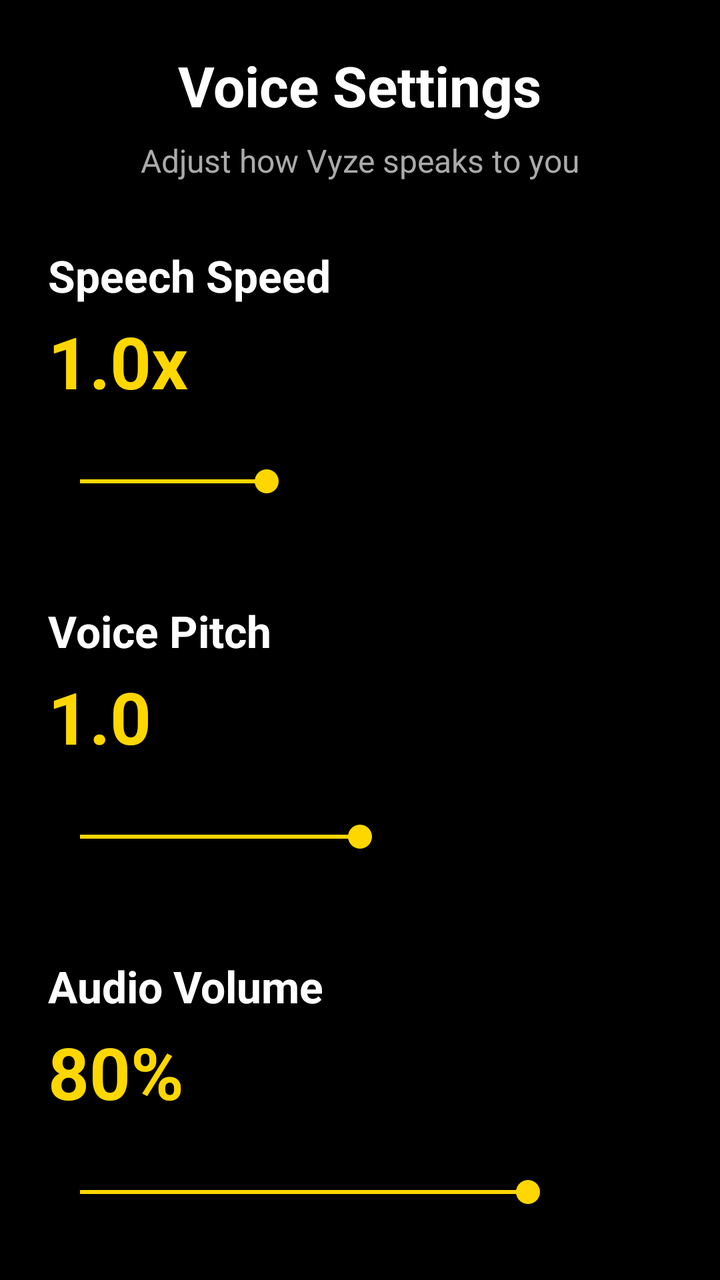
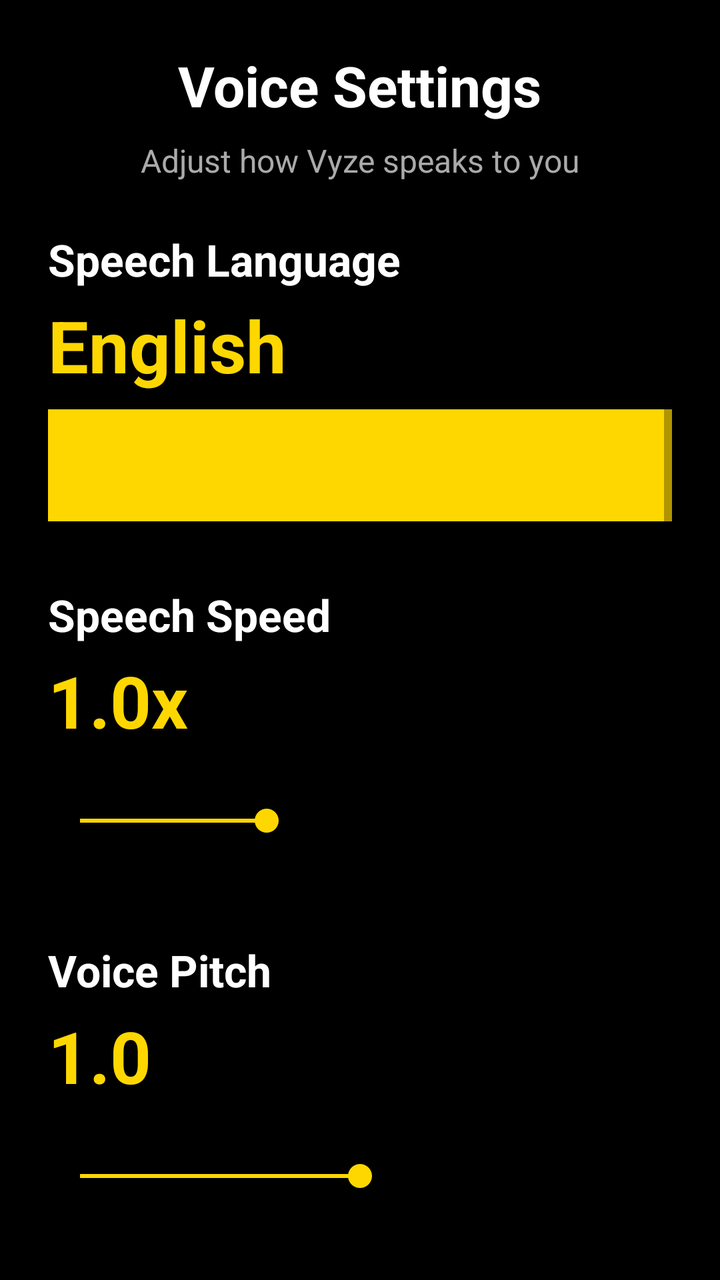

Two renders of the same Android screen: before a commit and after it. Below are the layout's source before the change and the commit's diff.
<!-- AndroidManifest.xml: fallback theme Theme.MaterialComponents.DayNight.NoActionBar -->
<!-- res/layout/fragment_tts_settings.xml -->
<?xml version="1.0" encoding="utf-8"?>
<ScrollView xmlns:android="http://schemas.android.com/apk/res/android"
    xmlns:app="http://schemas.android.com/apk/res-auto"
    android:layout_width="match_parent"
    android:layout_height="match_parent"
    android:background="@android:color/black"
    android:padding="24dp"
    android:fillViewport="true">

    <LinearLayout
        android:layout_width="match_parent"
        android:layout_height="wrap_content"
        android:orientation="vertical"
        android:gravity="center_horizontal">

        
        <TextView
            android:layout_width="wrap_content"
            android:layout_height="wrap_content"
            android:text="Voice Settings"
            android:textSize="28sp"
            android:textStyle="bold"
            android:textColor="@android:color/white"
            android:layout_marginBottom="8dp"
            android:importantForAccessibility="yes"
            android:labelFor="@id/slider_speech_rate" />

        <TextView
            android:layout_width="wrap_content"
            android:layout_height="wrap_content"
            android:text="Adjust how Vyze speaks to you"
            android:textSize="16sp"
            android:textColor="#AAAAAA"
            android:layout_marginBottom="32dp" />

        
        <TextView
            android:id="@+id/label_speech_rate"
            android:layout_width="match_parent"
            android:layout_height="wrap_content"
            android:text="Speech Speed"
            android:textSize="22sp"
            android:textStyle="bold"
            android:textColor="@android:color/white"
            android:layout_marginBottom="4dp" />

        <TextView
            android:id="@+id/value_speech_rate"
            android:layout_width="match_parent"
            android:layout_height="wrap_content"
            android:text="1.0x"
            android:textSize="36sp"
            android:textStyle="bold"
            android:textColor="#FFD700"
            android:layout_marginBottom="8dp" />

        <SeekBar
            android:id="@+id/slider_speech_rate"
            android:layout_width="match_parent"
            android:layout_height="56dp"
            android:max="150"
            android:progress="50"
            android:progressTint="#FFD700"
            android:thumbTint="#FFD700"
            android:minHeight="48dp"
            android:contentDescription="Speech speed slider, current value 1.0"
            android:layout_marginBottom="32dp" />

        
        <TextView
            android:id="@+id/label_pitch"
            android:layout_width="match_parent"
            android:layout_height="wrap_content"
            android:text="Voice Pitch"
            android:textSize="22sp"
            android:textStyle="bold"
            android:textColor="@android:color/white"
            android:layout_marginBottom="4dp" />

        <TextView
            android:id="@+id/value_pitch"
            android:layout_width="match_parent"
            android:layout_height="wrap_content"
            android:text="1.0"
            android:textSize="36sp"
            android:textStyle="bold"
            android:textColor="#FFD700"
            android:layout_marginBottom="8dp" />

        <SeekBar
            android:id="@+id/slider_pitch"
            android:layout_width="match_parent"
            android:layout_height="56dp"
            android:max="100"
            android:progress="50"
            android:progressTint="#FFD700"
            android:thumbTint="#FFD700"
            android:minHeight="48dp"
            android:contentDescription="Voice pitch slider, current value 1.0"
            android:layout_marginBottom="32dp" />

        
        <TextView
            android:id="@+id/label_volume"
            android:layout_width="match_parent"
            android:layout_height="wrap_content"
            android:text="Audio Volume"
            android:textSize="22sp"
            android:textStyle="bold"
            android:textColor="@android:color/white"
            android:layout_marginBottom="4dp" />

        <TextView
            android:id="@+id/value_volume"
            android:layout_width="match_parent"
            android:layout_height="wrap_content"
            android:text="80%"
            android:textSize="36sp"
            android:textStyle="bold"
            android:textColor="#FFD700"
            android:layout_marginBottom="8dp" />

        <SeekBar
            android:id="@+id/slider_volume"
            android:layout_width="match_parent"
            android:layout_height="56dp"
            android:max="100"
            android:progress="80"
            android:progressTint="#FFD700"
            android:thumbTint="#FFD700"
            android:minHeight="48dp"
            android:contentDescription="Audio volume slider, current value 80 percent"
            android:layout_marginBottom="40dp" />

        
        <Button
            android:id="@+id/btn_test_voice"
            android:layout_width="match_parent"
            android:layout_height="64dp"
            android:text="Test Voice"
            android:textSize="20sp"
            android:textStyle="bold"
            android:backgroundTint="#FFD700"
            android:textColor="@android:color/black"
            android:contentDescription="Tap to hear a sample with current voice settings" />

    </LinearLayout>
</ScrollView>
<!-- resources referenced by this layout -->
<resources>

</resources>

<!-- the commit's change to res/layout/fragment_tts_settings.xml (unified diff, before → after) -->
@@ -17,28 +17,59 @@
         <TextView
             android:layout_width="wrap_content"
             android:layout_height="wrap_content"
-            android:text="Voice Settings"
+            android:text="@string/tts_settings_title"
             android:textSize="28sp"
             android:textStyle="bold"
             android:textColor="@android:color/white"
             android:layout_marginBottom="8dp"
-            android:importantForAccessibility="yes"
-            android:labelFor="@id/slider_speech_rate" />
+            android:importantForAccessibility="yes" />
 
         <TextView
             android:layout_width="wrap_content"
             android:layout_height="wrap_content"
-            android:text="Adjust how Vyze speaks to you"
+            android:text="@string/tts_settings_subtitle"
             android:textSize="16sp"
             android:textColor="#AAAAAA"
+            android:layout_marginBottom="24dp" />
+
+        
+        <TextView
+            android:id="@+id/label_language"
+            android:layout_width="match_parent"
+            android:layout_height="wrap_content"
+            android:text="@string/tts_language"
+            android:textSize="22sp"
+            android:textStyle="bold"
+            android:textColor="@android:color/white"
+            android:layout_marginBottom="4dp" />
+
+        <TextView
+            android:id="@+id/value_language"
+            android:layout_width="match_parent"
+            android:layout_height="wrap_content"
+            android:text="English"
+            android:textSize="36sp"
+            android:textStyle="bold"
+            android:textColor="#FFD700"
+            android:layout_marginBottom="8dp" />
+
+        <Spinner
+            android:id="@+id/spinner_language"
+            android:layout_width="match_parent"
+            android:layout_height="56dp"
+            android:background="#FFD700"
+            android:minHeight="48dp"
+            android:contentDescription="Speech language selector"
             android:layout_marginBottom="32dp" />
+
+        
 
         
         <TextView
             android:id="@+id/label_speech_rate"
             android:layout_width="match_parent"
             android:layout_height="wrap_content"
-            android:text="Speech Speed"
+            android:text="@string/tts_speech_speed"
             android:textSize="22sp"
             android:textStyle="bold"
             android:textColor="@android:color/white"
@@ -71,7 +102,7 @@
             android:id="@+id/label_pitch"
             android:layout_width="match_parent"
             android:layout_height="wrap_content"
-            android:text="Voice Pitch"
+            android:text="@string/tts_voice_pitch"
             android:textSize="22sp"
             android:textStyle="bold"
             android:textColor="@android:color/white"
@@ -104,7 +135,7 @@
             android:id="@+id/label_volume"
             android:layout_width="match_parent"
             android:layout_height="wrap_content"
-            android:text="Audio Volume"
+            android:text="@string/tts_audio_volume"
             android:textSize="22sp"
             android:textStyle="bold"
             android:textColor="@android:color/white"
@@ -137,7 +168,7 @@
             android:id="@+id/btn_test_voice"
             android:layout_width="match_parent"
             android:layout_height="64dp"
-            android:text="Test Voice"
+            android:text="@string/tts_test_voice"
             android:textSize="20sp"
             android:textStyle="bold"
             android:backgroundTint="#FFD700"
<!-- resource entries referenced after the edit -->
@@ -1,5 +1,11 @@
 <!-- resources referenced by this layout -->
 <resources>
-
+  <string name="tts_audio_volume">Audio Volume</string>
+  <string name="tts_language">Speech Language</string>
+  <string name="tts_settings_subtitle">Adjust how Vyze speaks to you</string>
+  <string name="tts_settings_title">Voice Settings</string>
+  <string name="tts_speech_speed">Speech Speed</string>
+  <string name="tts_test_voice">Test Voice</string>
+  <string name="tts_voice_pitch">Voice Pitch</string>
 </resources>
 
